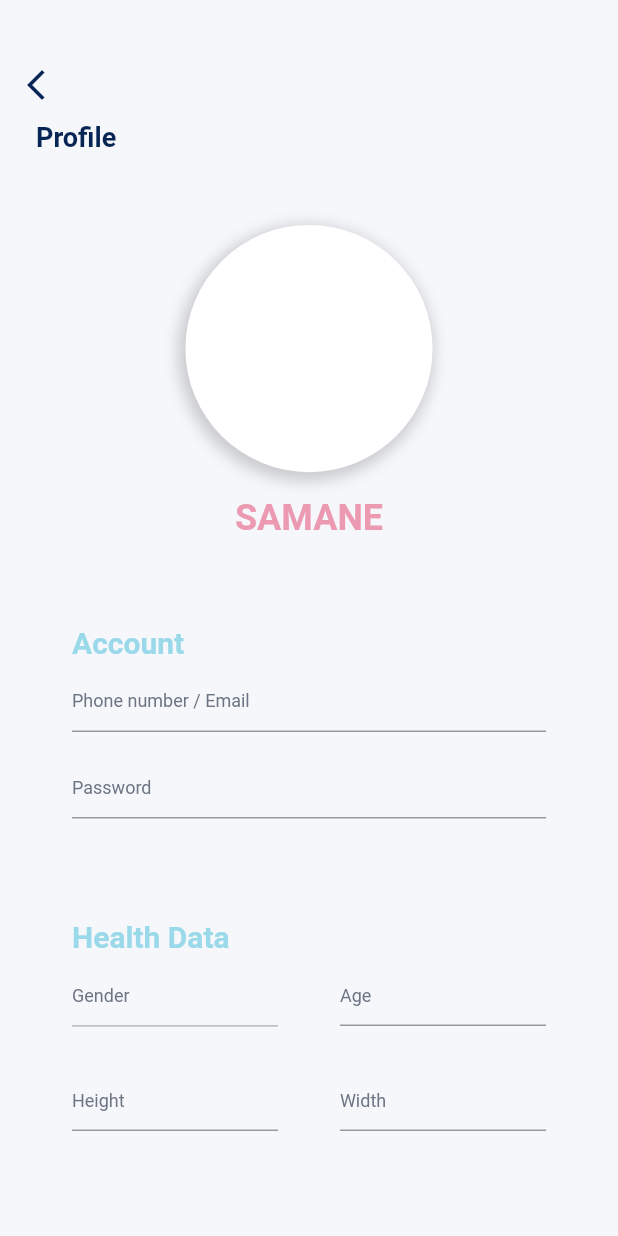
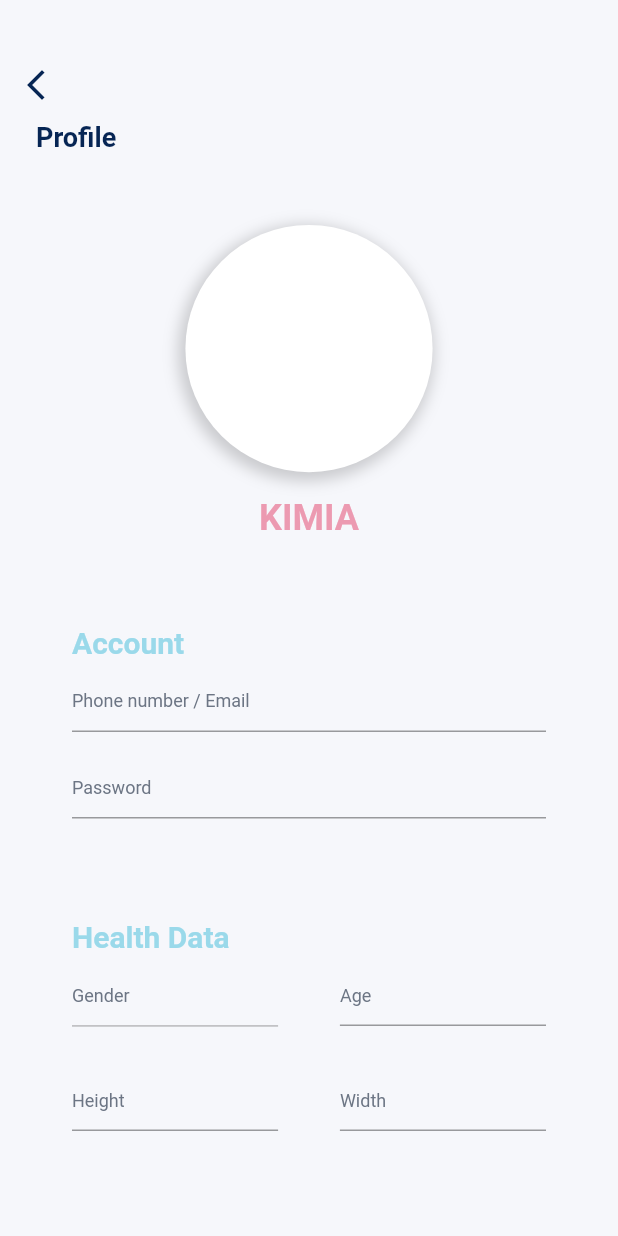
Before and after one commit to Amin397/WearIA, a Flutter app: the screen it shows after launch, after a tap on the "menu" icon, after a tap on "Profile", on a phone screen of 412 x 824 dp. Run offline on Flutter 3.47's test engine with Material 2 defaults, Android fonts, the phone set to English and light mode, and no system bars; our stand-ins replace auto_size_text, flutter_staggered_animations, flutter_svg, get, get_storage, lottie and 1 more; Roboto replaces fonts that are missing (xKoodak).

Commit message:
last update amin khademi hastam

```diff
--- a/lib/Controllers/Home/home_controller.dart
+++ b/lib/Controllers/Home/home_controller.dart
@@ -36,9 +36,8 @@ class HomeController extends GetxController {
     ];
     tooltip = TooltipBehavior(
       enable: true,
-      color: Colors.red,
-      borderColor: Colors.red,
-      shadowColor: Colors.red,
+      duration: 5.0
+
     );
     super.onInit();
   }
--- a/lib/Views/Home/Widget/build_breathing_chart_widget.dart
+++ b/lib/Views/Home/Widget/build_breathing_chart_widget.dart
@@ -1,5 +1,6 @@
 import 'package:flutter/material.dart';
 import 'package:flutter_staggered_animations/flutter_staggered_animations.dart';
+import 'package:flutter_svg/flutter_svg.dart';
 import 'package:get/get.dart';
 import 'package:syncfusion_flutter_charts/charts.dart';
 
@@ -20,40 +21,67 @@ class BuildBreathingChartWidget extends StatelessWidget {
           duration: const Duration(milliseconds: 1500),
           child: Container(
             width: Get.width,
-            height: Get.height * .25,
+            height: Get.height * .3,
             margin: EdgeInsets.symmetric(
               horizontal: Get.width * .05,
               vertical: Get.height * .01,
             ),
+            padding: paddingAll12,
             decoration: BoxDecoration(
-              color: mainDarkColor,
+              color: Colors.white,
               borderRadius: radiusAll16,
               boxShadow: blackShadow(),
             ),
-            child: SfCartesianChart(
-              primaryXAxis: CategoryAxis(),
-              // Chart title
-              // Enable legend
-              legend: Legend(isVisible: false),
-              // Enable tooltip
-              tooltipBehavior: TooltipBehavior(enable: true),
-              series: <ChartSeries<SalesData, String>>[
-                LineSeries<SalesData, String>(
-                  dataSource: controller.data,
-                  xValueMapper: (SalesData sales, _) => sales.year,
-                  yValueMapper: (SalesData sales, _) => sales.sales,
-                  color: mainColor,
-                  animationDuration: 3.0,
-                  // Enable data label
-                  dataLabelSettings: DataLabelSettings(
-                    isVisible: false,
-                    color: Colors.white,
+            child: Column(
+              children: [
+                Align(
+                  alignment: Alignment.centerRight,
+                  child: SvgPicture.asset(
+                    'assets/images/svg/breath.svg',
                   ),
-                )
+                ),
+                Expanded(
+                  child: SizedBox(
+                    height: double.maxFinite,
+                    width: double.maxFinite,
+                    child: SfCartesianChart(
+                      backgroundColor: Colors.white,
+                      primaryXAxis: CategoryAxis(),
+                      borderColor: Colors.white,
+                      plotAreaBorderColor: Colors.white,
+                      plotAreaBackgroundColor: Colors.white,
+                      primaryYAxis: NumericAxis(
+                        minimum: 0,
+
+                        maximum: 60,
+                        interval: 5,
+                        borderColor: blueTextColor,
+                        majorGridLines: const MajorGridLines(
+                          color: blueTextColor,
+                        ),
+                        axisLine: const AxisLine(
+                          color: blueTextColor,
+                        ),
+                        minorGridLines: const MinorGridLines(
+                          color: blueTextColor,
+                        ),
+                      ),
+                      tooltipBehavior: controller.tooltip,
+                      series: <ChartSeries>[
+                        // Renders line chart
+                        LineSeries<SalesData, String>(
+                          dataSource: controller.data,
+                          xValueMapper: (SalesData sales, _) =>
+                              '${sales.year}h',
+                          yValueMapper: (SalesData sales, _) => sales.sales,
+                          color: mainDarkColor,
+                          width: 2.5,
+                        ),
+                      ],
+                    ),
+                  ),
+                ),
               ],
-              plotAreaBackgroundColor: mainDarkColor,
-              plotAreaBorderColor: mainDarkColor,
-              borderColor: mainDarkColor,
             ),
             // child: LineChart(
             //   LineChartData(
--- a/lib/Views/Home/Widget/build_heart_bit_chart_widget.dart
+++ b/lib/Views/Home/Widget/build_heart_bit_chart_widget.dart
@@ -1,5 +1,6 @@
 import 'package:flutter/material.dart';
 import 'package:flutter_staggered_animations/flutter_staggered_animations.dart';
+import 'package:flutter_svg/svg.dart';
 import 'package:get/get.dart';
 import 'package:healthble/Consts/measures.dart';
 import 'package:healthble/Controllers/Home/home_controller.dart';
@@ -19,45 +20,71 @@ class BuildHeartBitChartWidget extends StatelessWidget {
           duration: const Duration(milliseconds: 1000),
           child: Container(
               width: Get.width,
-              height: Get.height * .25,
+              height: Get.height * .3,
               margin: EdgeInsets.symmetric(
                 horizontal: Get.width * .05,
                 vertical: Get.height * .01,
               ),
-              padding: paddingAll8,
+              padding: paddingAll12,
               decoration: BoxDecoration(
-                color: mainColor,
+                color: Colors.white,
                 borderRadius: radiusAll16,
                 boxShadow: blackShadow(),
               ),
-              child: GetBuilder(
+              child: Column(
+                children: [
+                  Align(
+                    alignment: Alignment.centerRight,
+                    child: SvgPicture.asset(
+                      'assets/images/svg/heart.svg',
+                    ),
+                  ),
+                  GetBuilder(
                     init: controller,
                     id: 'heart',
                     builder: (ctx) {
-                  return SfCartesianChart(
+                      return Expanded(
+                        child: SizedBox(
+                          height: double.maxFinite,
+                          width: double.maxFinite,
+                          child: SfCartesianChart(
+                            backgroundColor: Colors.white,
                             primaryXAxis: CategoryAxis(),
-                    // Chart title
-                    // Enable legend
-                    legend: Legend(isVisible: false),
-                    // Enable tooltip
-                    tooltipBehavior: TooltipBehavior(
-                      enable: true,
-                      animationDuration: 1,
-                      duration: 1.0,
+                            borderColor: Colors.white,
+                            plotAreaBorderColor: Colors.white,
+                            plotAreaBackgroundColor: Colors.white,
+                            primaryYAxis: NumericAxis(
+                              minimum: 0,
+                              maximum: 60,
+                              interval: 5,
+                              borderColor: Colors.white,
+                              majorGridLines: const MajorGridLines(
+                                color: mainRedColor,
                               ),
-                    series: <ChartSeries<SalesData, String>>[
+                              axisLine: const AxisLine(
+                                color: mainRedColor,
+                              ),
+                              minorGridLines: const MinorGridLines(
+                                color: mainRedColor,
+                              ),
+                            ),
+                            tooltipBehavior: controller.tooltip,
+                            series: <ChartSeries>[
+                              // Renders line chart
                               LineSeries<SalesData, String>(
                                 dataSource: controller.data,
-                        xValueMapper: (SalesData sales, _) => sales.year,
+                                xValueMapper: (SalesData sales, _) => '${sales.year}h',
                                 yValueMapper: (SalesData sales, _) => sales.sales,
-                        animationDelay: 1.0,
-                        dataLabelSettings: DataLabelSettings(
-                          isVisible: false,
+                                color: mainDarkColor,
+                                width: 2.5,
                               ),
-                      )
                             ],
+                          ),
+                        ),
                       );
                     },
+                  ),
+                ],
               )
             // child: LineChart(
             //   LineChartData(
--- a/lib/Views/Home/Widget/build_title_widget.dart
+++ b/lib/Views/Home/Widget/build_title_widget.dart
@@ -27,7 +27,7 @@ class BuildTitleWidget extends StatelessWidget {
               child: Column(
                 mainAxisAlignment: MainAxisAlignment.center,
                 crossAxisAlignment: CrossAxisAlignment.start,
-                children: [
+                children: const [
                   AutoSizeText(
                     'Hello',
                     style: TextStyle(
@@ -37,7 +37,7 @@ class BuildTitleWidget extends StatelessWidget {
                     ),
                   ),
                   AutoSizeText(
-                    'SAMANE',
+                    'KIMIA',
                     style: TextStyle(
                       color: mainRedColor,
                       fontSize: 30.0,
@@ -57,6 +57,8 @@ class BuildTitleWidget extends StatelessWidget {
                 mainAxisAlignment: MainAxisAlignment.center,
                 crossAxisAlignment: CrossAxisAlignment.start,
                 children: [
+                  Row(
+                    children: const [
                       AutoSizeText(
                         'Monday',
                         style: TextStyle(
@@ -65,10 +67,13 @@ class BuildTitleWidget extends StatelessWidget {
                           fontWeight: FontWeight.bold,
                         ),
                       ),
+                      Icon(Icons.keyboard_arrow_down)
+                    ],
+                  ),
                   const SizedBox(
                     height: 6.0,
                   ),
-                  AutoSizeText(
+                  const AutoSizeText(
                     'oct20 ,2022',
                     style: TextStyle(
                       color: mainDarkColor,
--- a/lib/Views/Profile/profile_screen.dart
+++ b/lib/Views/Profile/profile_screen.dart
@@ -72,7 +72,7 @@ class ProfileScreen extends StatelessWidget {
                       height: Get.height * .02,
                     ),
                     const Text(
-                      'SAMANE',
+                      'KIMIA',
                       style: TextStyle(
                         color: mainRedColor,
                         fontSize: 24.0,
--- a/pubspec.yaml
+++ b/pubspec.yaml
@@ -42,6 +42,7 @@ dependencies:
   flutter_staggered_animations: ^1.1.1
   lottie: ^2.2.0
   syncfusion_flutter_charts: ^20.4.48
+  flutter_svg: ^2.0.2
 
 dev_dependencies:
   flutter_test:
@@ -70,6 +71,7 @@ flutter:
     - assets/images/
     - assets/anims/
     - assets/fonts/
+    - assets/images/svg/
   #   - images/a_dot_ham.jpeg
 
   # An image asset can refer to one or more resolution-specific "variants", see
```
Also changed, not shown: lib/Controllers/SingleActivity/single_activity_controller.dart (+51 -0 lines), lib/Views/SingleActivity/Widgets/build_activity_level_activity_widget.dart (added, +84 -0 lines), lib/Views/SingleActivity/Widgets/build_more_activity_data_widget.dart (added, +120 -0 lines), lib/Views/SingleActivity/Widgets/build_speed_activity_widget.dart (added, +80 -0 lines), lib/Views/SingleActivity/Widgets/build_steps_activity_widget.dart (added, +95 -0 lines), lib/Views/SingleActivity/single_activity_screen.dart (+45 -12 lines), assets/images/svg/breath.svg (added), assets/images/svg/heart.svg (added), pubspec.lock. Lines whose indentation alone changed are shown as unchanged.
